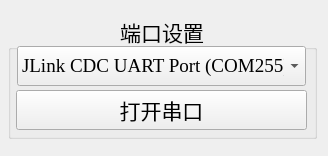
Qt form Protocol.ui (LeeGingko/Terminal) before a commit.
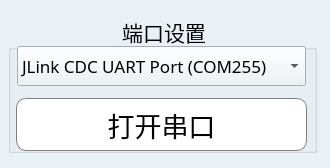
The same form after that commit.

The edit to the form file:
```diff
--- a/Protocol.ui
+++ b/Protocol.ui
@@ -9,20 +9,23 @@
    <rect>
     <x>0</x>
     <y>0</y>
-    <width>328</width>
-    <height>156</height>
+    <width>330</width>
+    <height>168</height>
    </rect>
   </property>
   <property name="windowTitle">
    <string>Dialog</string>
   </property>
+  <property name="styleSheet">
+   <string notr="true">	background-color:#e9f1f6;</string>
+  </property>
   <widget class="QGroupBox" name="groupBox">
    <property name="geometry">
     <rect>
      <x>8</x>
      <y>14</y>
      <width>309</width>
-     <height>125</height>
+     <height>139</height>
     </rect>
    </property>
    <property name="font">
@@ -56,8 +59,8 @@
     </property>
     <property name="font">
      <font>
-      <family>Times New Roman</family>
-      <pointsize>14</pointsize>
+      <family>幼圆</family>
+      <pointsize>13</pointsize>
       <weight>50</weight>
       <bold>false</bold>
      </font>
@@ -101,17 +104,16 @@
     <property name="geometry">
      <rect>
       <x>8</x>
-      <y>76</y>
+      <y>84</y>
       <width>291</width>
-      <height>40</height>
+      <height>53</height>
      </rect>
     </property>
     <property name="font">
      <font>
       <family>幼圆</family>
-      <pointsize>16</pointsize>
+      <pointsize>20</pointsize>
       <weight>50</weight>
-      <italic>false</italic>
       <bold>false</bold>
      </font>
     </property>
@@ -126,7 +128,14 @@
 	background-color: rgb(214, 234, 239);
 }
 QPushButton:hover:pressed{
-	background-color: rgb(130, 195, 195);
+    border: 2px solid #3a8ee6;
+    color: #409eff;
+}
+QPushButton {
+    background-color: #ffffff;
+    border: 1px solid #808080;
+    padding: 10px;
+    border-radius: 10px;
 }</string>
     </property>
     <property name="text">
```
Left out of the diff: 2 changed lines with no effect on the pictures.
